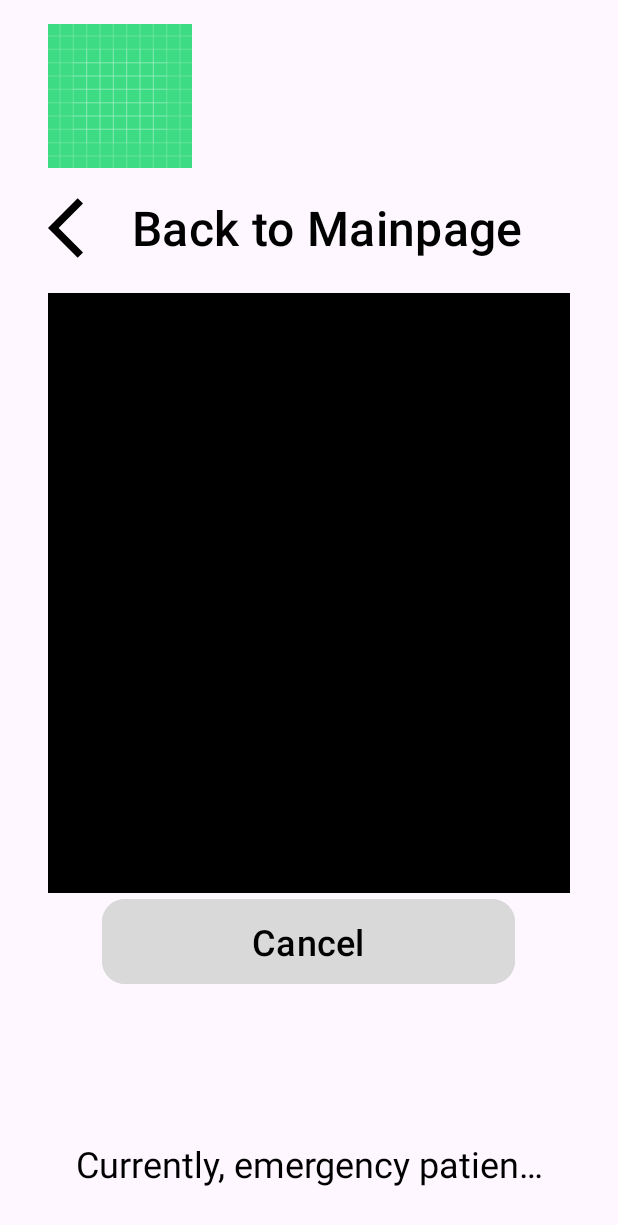
After one commit to wjdalsdk70/CareMinder, an Android app: the PatientRecordingActivity screen opened directly, with no data from a screen before it, on a phone screen of 412 x 824 dp. The commit adds this screen. Shown: the top 1225 px of the screen. Run offline under Robolectric (Android 15) with nearby library versions, the phone set to English and light mode, and no system bars; network calls fail.

Commit message:
button styling, initalize activitys, update activite_patient_recording.xml

```diff
--- a/frontend/app/src/main/AndroidManifest.xml
+++ b/frontend/app/src/main/AndroidManifest.xml
@@ -2,8 +2,8 @@
 <manifest xmlns:android="http://schemas.android.com/apk/res/android"
           xmlns:tools="http://schemas.android.com/tools">
 
-    <uses-permission android:name="android.permission.INTERNET" />
-    <uses-permission android:name="android.permission.ACCESS_NETWORK_STATE" />
+    <uses-permission android:name="android.permission.INTERNET"/>
+    <uses-permission android:name="android.permission.ACCESS_NETWORK_STATE"/>
 
     <application
             android:allowBackup="true"
@@ -18,18 +18,24 @@
             android:usesCleartextTraffic="true"
             tools:targetApi="31">
         <activity
+                android:name=".activity.PatientRecordingResultActivity"
+                android:exported="false"/>
+        <activity
+                android:name=".activity.PatientRecordingActivity"
+                android:exported="false"/>
+        <activity
                 android:name=".activity.NurseActivity"
-            android:exported="false" />
+                android:exported="false"/>
         <activity
                 android:name=".activity.PatientActivity"
-            android:exported="false" />
+                android:exported="false"/>
         <activity
                 android:name=".MainActivity"
                 android:exported="true">
             <intent-filter>
-                <action android:name="android.intent.action.MAIN" />
+                <action android:name="android.intent.action.MAIN"/>
 
-                <category android:name="android.intent.category.LAUNCHER" />
+                <category android:name="android.intent.category.LAUNCHER"/>
             </intent-filter>
         </activity>
     </application>
--- /dev/null
+++ b/frontend/app/src/main/java/com/example/careminder/activity/PatientRecordingActivity.java
@@ -0,0 +1,18 @@
+package com.example.careminder.activity;
+
+import android.graphics.Bitmap;
+import android.graphics.drawable.BitmapDrawable;
+import android.graphics.drawable.Drawable;
+import androidx.appcompat.app.AppCompatActivity;
+import android.os.Bundle;
+import com.example.careminder.R;
+import com.google.android.material.button.MaterialButton;
+
+public class PatientRecordingActivity extends AppCompatActivity {
+
+    @Override
+    protected void onCreate(Bundle savedInstanceState) {
+        super.onCreate(savedInstanceState);
+        setContentView(R.layout.activity_patient_recording);
+    }
+}
--- /dev/null
+++ b/frontend/app/src/main/java/com/example/careminder/activity/PatientRecordingResultActivity.java
@@ -0,0 +1,14 @@
+package com.example.careminder.activity;
+
+import androidx.appcompat.app.AppCompatActivity;
+import android.os.Bundle;
+import com.example.careminder.R;
+
+public class PatientRecordingResultActivity extends AppCompatActivity {
+
+    @Override
+    protected void onCreate(Bundle savedInstanceState) {
+        super.onCreate(savedInstanceState);
+        setContentView(R.layout.activity_patient_recording_result);
+    }
+}
--- /dev/null
+++ b/frontend/app/src/main/res/drawable/baseline_arrow_back_ios_24.xml
@@ -0,0 +1,5 @@
+<vector android:autoMirrored="true" android:height="40dp"
+    android:tint="#000000" android:viewportHeight="24"
+    android:viewportWidth="24" android:width="40dp" xmlns:android="http://schemas.android.com/apk/res/android">
+    <path android:fillColor="@android:color/white" android:pathData="M11.67,3.87L9.9,2.1 0,12l9.9,9.9 1.77,-1.77L3.54,12z"/>
+</vector>
--- /dev/null
+++ b/frontend/app/src/main/res/drawable/baseline_arrow_back_ios_48.xml
@@ -0,0 +1,5 @@
+<vector android:autoMirrored="true" android:height="48dp"
+    android:tint="#000000" android:viewportHeight="24"
+    android:viewportWidth="24" android:width="48dp" xmlns:android="http://schemas.android.com/apk/res/android">
+    <path android:fillColor="@android:color/white" android:pathData="M11.67,3.87L9.9,2.1 0,12l9.9,9.9 1.77,-1.77L3.54,12z"/>
+</vector>
--- a/frontend/app/src/main/res/layout/activity_patient.xml
+++ b/frontend/app/src/main/res/layout/activity_patient.xml
@@ -4,16 +4,17 @@
     xmlns:tools="http://schemas.android.com/tools"
     android:layout_width="match_parent"
     android:layout_height="match_parent"
-    tools:context=".activity.PatientActivity">
+    tools:context=".activity.PatientActivity"
+    android:paddingHorizontal="32dp"
+    android:paddingVertical="16dp">
 
-    <LinearLayout
+
+<LinearLayout
         android:id="@+id/header"
         android:layout_width="match_parent"
         android:layout_height="96dp"
         android:gravity="center_vertical"
         android:orientation="horizontal"
-        android:paddingHorizontal="32dp"
-        android:paddingVertical="16dp"
         app:layout_constraintTop_toTopOf="parent">
 
         <ImageView
@@ -57,8 +58,7 @@
         android:layout_width="match_parent"
         android:layout_height="384dp"
         android:orientation="horizontal"
-        app:layout_constraintTop_toBottomOf="@id/patient_detail"
-        android:paddingHorizontal="32dp">
+        app:layout_constraintTop_toBottomOf="@id/patient_detail">
 
         <View
             android:id="@+id/rectangle_1"
--- /dev/null
+++ b/frontend/app/src/main/res/layout/activity_patient_recording.xml
@@ -0,0 +1,79 @@
+<?xml version="1.0" encoding="utf-8"?>
+<androidx.constraintlayout.widget.ConstraintLayout
+    xmlns:android="http://schemas.android.com/apk/res/android"
+    xmlns:tools="http://schemas.android.com/tools"
+    xmlns:app="http://schemas.android.com/apk/res-auto"
+    android:layout_width="match_parent"
+    android:layout_height="match_parent"
+    tools:context=".activity.PatientRecordingActivity"
+    android:paddingHorizontal="32dp"
+    android:paddingVertical="16dp">
+
+  <LinearLayout
+      android:id="@+id/header"
+      android:layout_width="match_parent"
+      android:layout_height="96dp"
+      android:gravity="center_vertical"
+      android:orientation="horizontal"
+      app:layout_constraintTop_toTopOf="parent">
+
+    <ImageView
+        android:id="@+id/logo"
+        android:layout_width="wrap_content"
+        android:layout_height="wrap_content"
+        android:layout_marginRight="12dp"
+        android:adjustViewBounds="true"
+        android:src="@drawable/ic_launcher_background" />
+
+  </LinearLayout>
+
+
+  <com.google.android.material.button.MaterialButton
+      android:id="@+id/back_button"
+      android:text="Back to Mainpage"
+      android:layout_width="wrap_content"
+      android:layout_height="wrap_content"
+      app:layout_constraintTop_toBottomOf="@id/header"
+      app:layout_constraintLeft_toLeftOf="parent"
+      android:paddingVertical="0dp"
+      android:paddingHorizontal="0dp"
+      android:backgroundTint="@android:color/transparent"
+      android:drawableLeft="@drawable/baseline_arrow_back_ios_48"
+      android:gravity="center_vertical"
+      android:textSize="32dp"
+      android:layout_marginTop="12dp"/>
+
+  <LinearLayout
+      android:layout_width="match_parent"
+      android:layout_height="0dp"
+      app:layout_constraintTop_toBottomOf="@id/header"
+      app:layout_constraintBottom_toTopOf="@id/footer"
+      android:gravity="center"
+      android:orientation="vertical"
+      app:flow_verticalGap="12dp">
+
+      <View
+          android:id="@+id/black_box"
+          android:layout_width="600dp"
+          android:layout_height="400dp"
+          android:background="#000000"
+          />
+      <com.google.android.material.button.MaterialButton
+              style="@style/Widget.AppCompat.Button"
+              android:layout_width="wrap_content"
+              android:layout_height="wrap_content"
+              android:text="Cancel"/>
+
+  </LinearLayout>
+
+  <TextView
+      android:id="@+id/footer"
+      android:layout_width="match_parent"
+      android:layout_height="wrap_content"
+      android:gravity="center"
+      android:padding="16dp"
+      android:singleLine="true"
+      android:text="Currently, emergency patients are crowded, causing delays. We are fully aware of the urgency of the patients, but due to the nat."
+      app:layout_constraintBottom_toBottomOf="parent" />
+
+</androidx.constraintlayout.widget.ConstraintLayout>
--- /dev/null
+++ b/frontend/app/src/main/res/layout/activity_patient_recording_result.xml
@@ -0,0 +1,10 @@
+<?xml version="1.0" encoding="utf-8"?>
+<androidx.constraintlayout.widget.ConstraintLayout
+        xmlns:android="http://schemas.android.com/apk/res/android"
+        xmlns:tools="http://schemas.android.com/tools"
+        xmlns:app="http://schemas.android.com/apk/res-auto"
+        android:layout_width="match_parent"
+        android:layout_height="match_parent"
+        tools:context=".activity.PatientRecordingResultActivity">
+
+</androidx.constraintlayout.widget.ConstraintLayout>
--- /dev/null
+++ b/frontend/app/src/main/res/values-v26/themes.xml
@@ -0,0 +1,11 @@
+<?xml version="1.0" encoding="utf-8"?>
+<resources>
+
+    <style name="Widget.AppCompat.Button" parent="Widget.MaterialComponents.Button">
+        <item name="android:backgroundTint">@color/text_background_light</item>
+        <item name="android:paddingHorizontal">100dp</item>
+        <item name="android:paddingVertical">12dp</item>
+        <item name="cornerRadius">15dp</item>
+        <item name="textAllCaps">false</item>
+    </style>
+</resources>
--- a/frontend/app/src/main/res/values/styles.xml
+++ b/frontend/app/src/main/res/values/styles.xml
@@ -1,4 +1,3 @@
 <?xml version="1.0" encoding="utf-8"?>
 <resources>
-
 </resources>
--- a/frontend/app/src/main/res/values/themes.xml
+++ b/frontend/app/src/main/res/values/themes.xml
@@ -4,8 +4,15 @@
         <!-- Customize your light theme here. -->
         <item name="android:textSize">24sp</item>
         <item name="android:textColor">@color/text</item>
+        <item name="colorOnPrimary">@color/text</item>
 
     </style>
 
     <style name="Theme.CareMinder" parent="Base.Theme.CareMinder" />
+
+    <style name="Widget.AppCompat.Button" parent="Widget.MaterialComponents.Button">
+        <item name="android:backgroundTint">@color/text_background_light</item>
+        <item name="cornerRadius">15dp</item>
+        <item name="textAllCaps">false</item>
+    </style>
 </resources>
```
Lines whose indentation alone changed are shown as unchanged.
